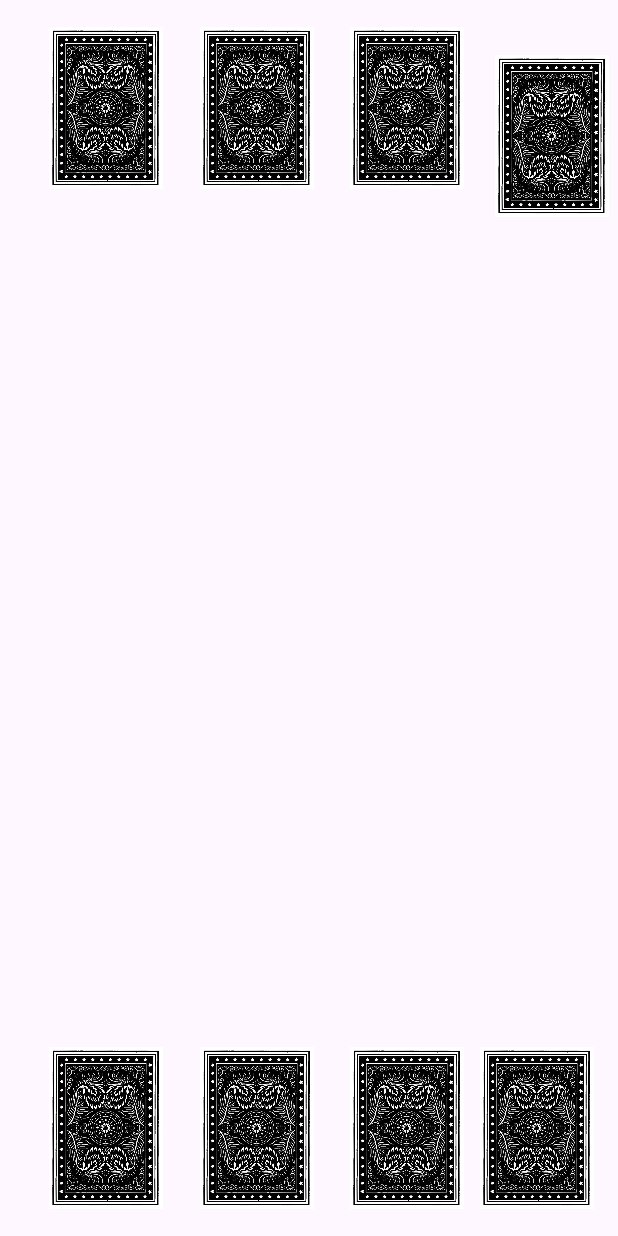
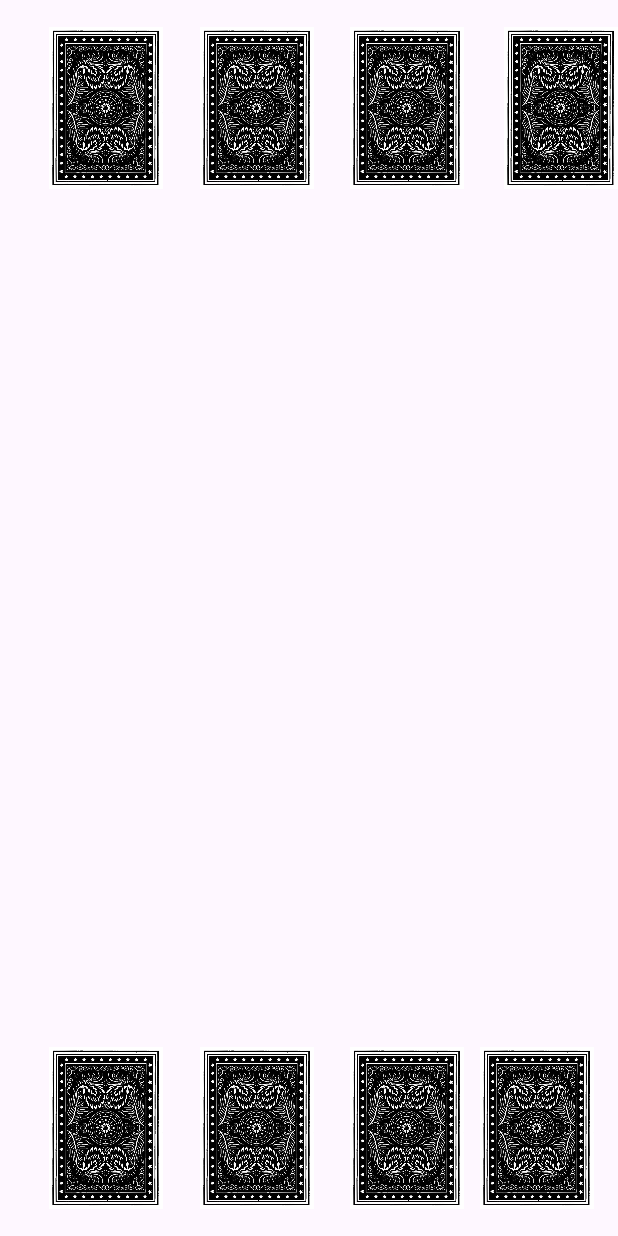
Before and after one commit to carmeliomri/ReminderGame, an Android app: the screen it shows after launch (MainActivity), on a phone screen of 412 x 824 dp. Run offline under Robolectric (Android 15) with nearby library versions, the phone set to English and light mode, and no system bars.

Commit message:
game finished

```diff
--- a/app/src/main/res/layout/activity_main.xml
+++ b/app/src/main/res/layout/activity_main.xml
@@ -7,7 +7,7 @@
     tools:context=".MainActivity">
 
     <ImageView
-        android:id="@+id/fbulldog2"
+        android:id="@+id/french_bulldog"
         android:layout_width="76dp"
         android:layout_height="144dp"
         app:layout_constraintBottom_toBottomOf="parent"
@@ -21,7 +21,7 @@
         />
 
     <ImageView
-        android:id="@+id/goldenRet2"
+        android:id="@+id/golden_retiriever"
         android:layout_width="76dp"
         android:layout_height="144dp"
         app:layout_constraintBottom_toBottomOf="parent"
@@ -35,7 +35,7 @@
         />
 
     <ImageView
-        android:id="@+id/GoldenRet1"
+        android:id="@+id/golden_retiriever"
         android:layout_width="76dp"
         android:layout_height="144dp"
         app:layout_constraintBottom_toBottomOf="parent"
@@ -49,7 +49,7 @@
         />
 
     <ImageView
-        android:id="@+id/pug1"
+        android:id="@+id/pug"
         android:layout_width="76dp"
         android:layout_height="144dp"
         app:layout_constraintBottom_toBottomOf="parent"
@@ -63,7 +63,7 @@
         />
 
     <ImageView
-        android:id="@+id/pug2"
+        android:id="@+id/pug"
         android:layout_width="76dp"
         android:layout_height="144dp"
         app:layout_constraintBottom_toBottomOf="parent"
@@ -77,7 +77,7 @@
         />
 
     <ImageView
-        android:id="@+id/beagle1"
+        android:id="@+id/beagle"
         android:layout_width="76dp"
         android:layout_height="144dp"
         app:layout_constraintBottom_toBottomOf="parent"
@@ -91,7 +91,7 @@
         />
 
     <ImageView
-        android:id="@+id/beagle2"
+        android:id="@+id/beagle"
         android:layout_width="76dp"
         android:layout_height="144dp"
         app:layout_constraintBottom_toBottomOf="parent"
@@ -105,17 +105,16 @@
         />
 
     <ImageView
-        android:id="@+id/fbulldog1"
+        android:id="@+id/french_bulldog"
         android:layout_width="76dp"
         android:layout_height="144dp"
+        android:onClick="knock"
         app:layout_constraintBottom_toBottomOf="parent"
         app:layout_constraintEnd_toEndOf="parent"
-        app:layout_constraintHorizontal_bias="0.982"
+        app:layout_constraintHorizontal_bias="1.0"
         app:layout_constraintStart_toStartOf="parent"
         app:layout_constraintTop_toTopOf="parent"
-        app:layout_constraintVertical_bias="0.027"
-        app:srcCompat="@drawable/back_of_card"
-        android:onClick="knock"
-        />
+        app:layout_constraintVertical_bias="0.0"
+        app:srcCompat="@drawable/back_of_card" />
 
 </androidx.constraintlayout.widget.ConstraintLayout>
--- a/build.gradle.kts
+++ b/build.gradle.kts
@@ -1,4 +1,4 @@
 // Top-level build file where you can add configuration options common to all sub-projects/modules.
 plugins {
-    id("com.android.application") version "8.2.2" apply false
+    id("com.android.application") version "8.3.1" apply false
 }
```
Also changed, not shown: app/src/main/java/com/example/remindergame/MainActivity.java (+29 -7 lines), app/src/main/res/drawable/golden_retriever.png (added), gradle/wrapper/gradle-wrapper.properties.
